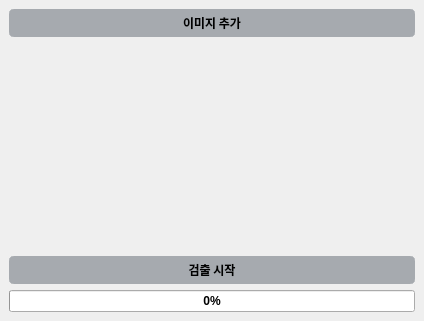
Meawcat/CheckMate, file gui/yolo_detect_image_window.ui: the form before one commit.
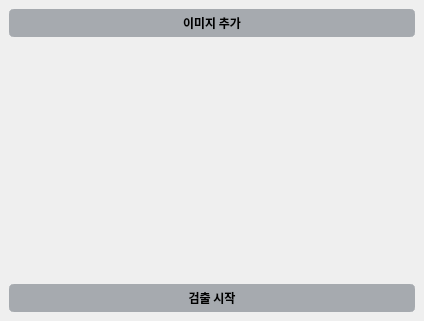
The form after the commit.

Commit message: train, detect...

Patch:
```diff
--- a/gui/yolo_detect_image_window.ui
+++ b/gui/yolo_detect_image_window.ui
@@ -20,8 +20,8 @@
    <string>MainWindow</string>
   </property>
   <widget class="QWidget" name="centralwidget">
-   <layout class="QGridLayout" name="gridLayout_2">
-    <item row="0" column="0">
+   <layout class="QVBoxLayout" name="verticalLayout">
+    <item>
      <layout class="QGridLayout" name="gridLayout">
       <item row="0" column="0" colspan="2">
        <widget class="QPushButton" name="image_upload_button">
@@ -50,20 +50,14 @@
       </item>
      </layout>
     </item>
-    <item row="1" column="0">
-     <spacer name="verticalSpacer">
-      <property name="orientation">
-       <enum>Qt::Vertical</enum>
+    <item>
+     <widget class="QLabel" name="label">
+      <property name="text">
+       <string/>
       </property>
-      <property name="sizeHint" stdset="0">
-       <size>
-        <width>20</width>
-        <height>70</height>
-       </size>
-      </property>
-     </spacer>
+     </widget>
     </item>
-    <item row="2" column="0">
+    <item>
      <widget class="QPushButton" name="yolo_detect_start_button">
       <property name="font">
        <font>
@@ -88,13 +82,6 @@
       </property>
      </widget>
     </item>
-    <item row="3" column="0">
-     <widget class="QProgressBar" name="progressBar">
-      <property name="value">
-       <number>0</number>
-      </property>
-     </widget>
-    </item>
    </layout>
   </widget>
  </widget>
```
The commit also changes 30 other files.
